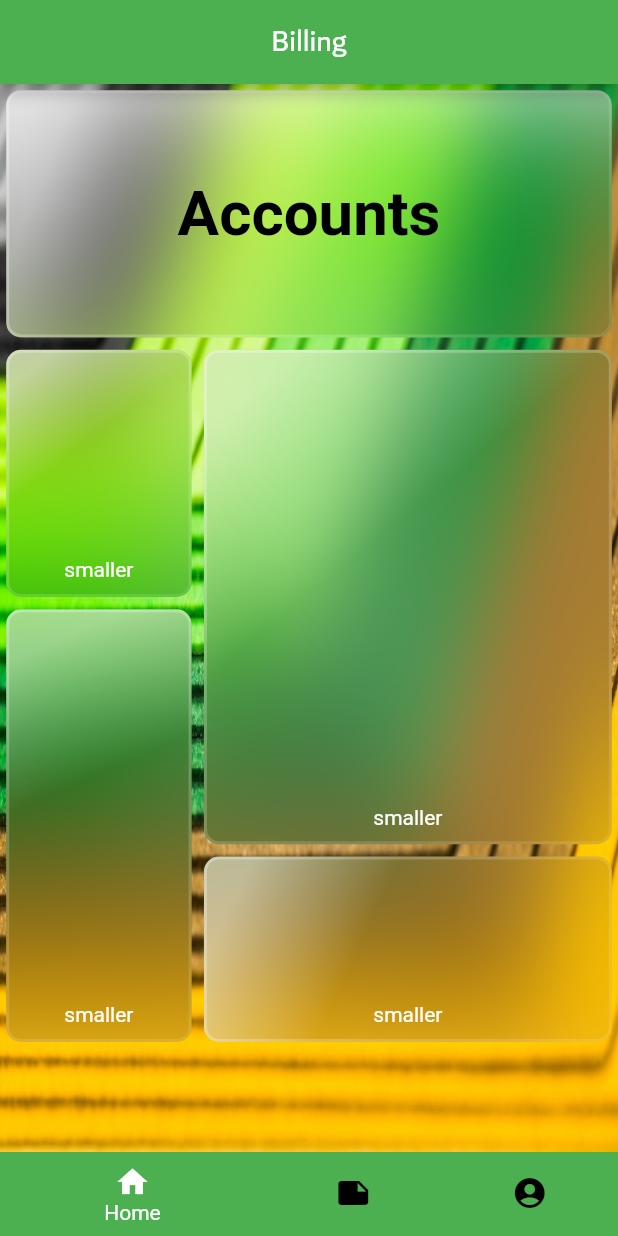
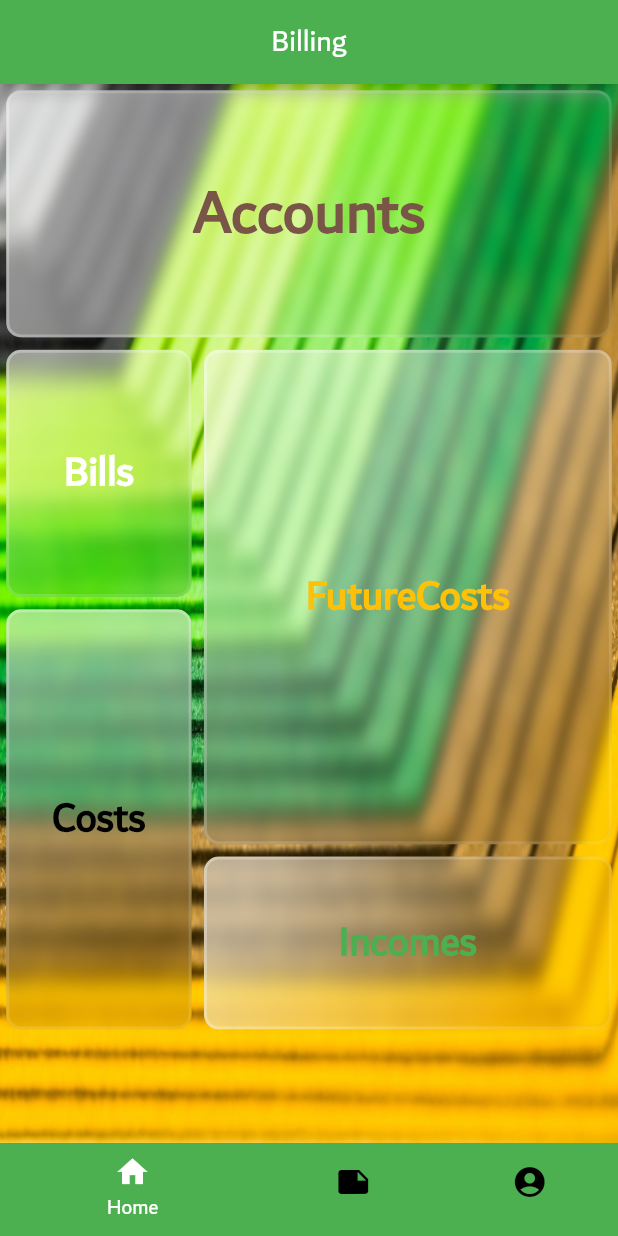
Before and after one commit to abbasyazdanmehr/billing-app-flutter, a Flutter app: the screen it shows after launch, on a phone screen of 412 x 824 dp. Run offline on Flutter 3.47's test engine with Material 2 defaults, Android fonts, the phone set to English and light mode, and no system bars; drawn by our look-alikes of glassmorphism; our stand-ins replace sizer.

Commit message:
v.1 home ux design.

```diff
--- a/lib/constants.dart
+++ b/lib/constants.dart
@@ -20,7 +20,7 @@ class Constants {
           width: double.infinity,
           height: double.infinity,
           borderRadius: 10,
-          blur: 25,
+          blur: 4,
           alignment: Alignment.bottomCenter,
           border: 2,
           linearGradient: LinearGradient(
@@ -33,7 +33,7 @@ class Constants {
               ],
               stops: [
                 0.1,
-                0.4, // low: glass   high: plastic
+                0.8, // low: glass   high: plastic
               ]),
           borderGradient: LinearGradient(
             begin: Alignment.topLeft,
--- a/lib/main.dart
+++ b/lib/main.dart
@@ -11,9 +11,9 @@ class MyApp extends StatelessWidget {
   @override
   Widget build(BuildContext context) {
     final newTextTheme = Theme.of(context).textTheme.apply(
-          bodyColor: Constants.detailColor,
-          displayColor: Constants.detailColor,
-        );
+        bodyColor: Constants.detailColor,
+        displayColor: Constants.detailColor,
+        fontFamily: 'dubay');
 
     return Sizer(builder: (context, orientation, deviceType) {
       return MaterialApp(
--- a/lib/views/home_view.dart
+++ b/lib/views/home_view.dart
@@ -6,76 +6,86 @@ import 'package:sizer/sizer.dart';
 class HomeView extends StatelessWidget {
   @override
   Widget build(BuildContext context) {
-    Widget accountsContent() {
+    Widget blockContent(String text, Color color, double size) {
       return Align(
         alignment: Alignment.center,
         child: Text(
-          'Accounts',
+          text,
           style: TextStyle(
-            color: Constants.darkColor,
-            fontSize: 30.sp,
+            color: color,
+            fontSize: size.sp,
             fontWeight: FontWeight.bold,
           ),
         ),
       );
     }
 
-    return Column(
-      crossAxisAlignment: CrossAxisAlignment.start,
-      children: [
-        Constants.responsiveGlassBlock(
+    Widget accounts(context) {
+      return Constants.responsiveGlassBlock(
         context: context,
         widthRatio: 1,
         heightRatio: 0.2,
-          content: accountsContent(),
-        ),
+        content: blockContent('Accounts', Constants.hideColor, 30),
+      );
+    }
+
+    Widget bills(context) {
+      return Constants.responsiveGlassBlock(
+          context: context,
+          widthRatio: 0.3,
+          heightRatio: 0.2,
+          content: blockContent('Bills', Constants.detailColor, 20));
+    }
+
+    Widget costs(context) {
+      return Constants.responsiveGlassBlock(
+          context: context,
+          widthRatio: 0.3,
+          heightRatio: 0.34,
+          content: blockContent('Costs', Constants.darkColor, 20));
+    }
+
+    Widget futureCosts(context) {
+      return Constants.responsiveGlassBlock(
+          context: context,
+          widthRatio: 0.66,
+          heightRatio: 0.4,
+          content: blockContent('FutureCosts', Constants.lightColor, 20));
+    }
+
+    Widget incomes(context) {
+      return Constants.responsiveGlassBlock(
+          context: context,
+          widthRatio: 0.66,
+          heightRatio: 0.14,
+          content: blockContent('Incomes', Constants.themeColor, 20));
+    }
+
+    return SingleChildScrollView(
+      child: Column(
+        crossAxisAlignment: CrossAxisAlignment.start,
+        children: [
+          accounts(context),
           Row(
             mainAxisAlignment: MainAxisAlignment.spaceBetween,
             crossAxisAlignment: CrossAxisAlignment.start,
             children: [
               Column(
                 children: [
-                Constants.responsiveGlassBlock(
-                  context: context,
-                  widthRatio: 0.3,
-                  heightRatio: 0.2,
-                  content: Text(
-                    'smaller',
-                  ),
-                ),
-                Constants.responsiveGlassBlock(
-                  context: context,
-                  widthRatio: 0.3,
-                  heightRatio: 0.35,
-                  content: Text(
-                    'smaller',
-                  ),
-                ),
+                  bills(context),
+                  costs(context),
                 ],
               ),
               Column(
                 children: [
-                Constants.responsiveGlassBlock(
-                  context: context,
-                  widthRatio: 0.66,
-                  heightRatio: 0.4,
-                  content: Text(
-                    'smaller',
-                  ),
-                ),
-                Constants.responsiveGlassBlock(
-                  context: context,
-                  widthRatio: 0.66,
-                  heightRatio: 0.15,
-                  content: Text(
-                    'smaller',
-                  ),
+                  futureCosts(context),
+                  incomes(context),
+                ],
               ),
             ],
           ),
         ],
       ),
-      ],
     );
   }
 }
```
Lines whose indentation alone changed are shown as unchanged.
